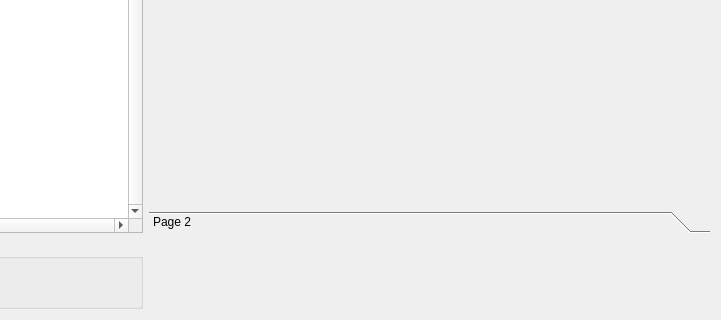
Old version of the form haystack/gui/memmaptab.ui in the repository trolldbois/python-haystack; both pictures show x 430 to 1151 and y 208 to 528 of the 1151 by 528 pixel window.
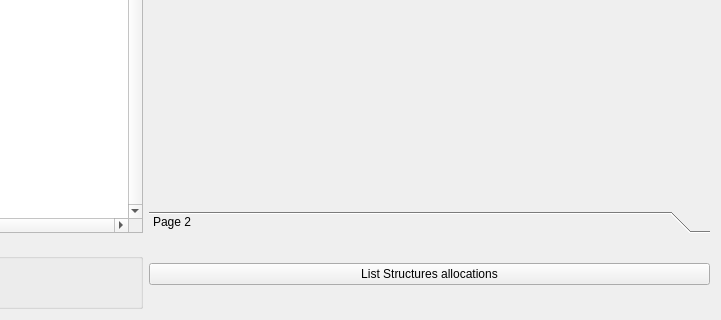
New version of the form.

Commit message: listing structures

Patch:
```diff
--- a/haystack/gui/memmaptab.ui
+++ b/haystack/gui/memmaptab.ui
@@ -124,6 +124,13 @@
      </widget>
     </widget>
    </item>
+   <item row="1" column="1">
+    <widget class="QPushButton" name="list_structures">
+     <property name="text">
+      <string>List Structures allocations</string>
+     </property>
+    </widget>
+   </item>
   </layout>
  </widget>
  <resources/>
```
The commit also changes 4 other files.
